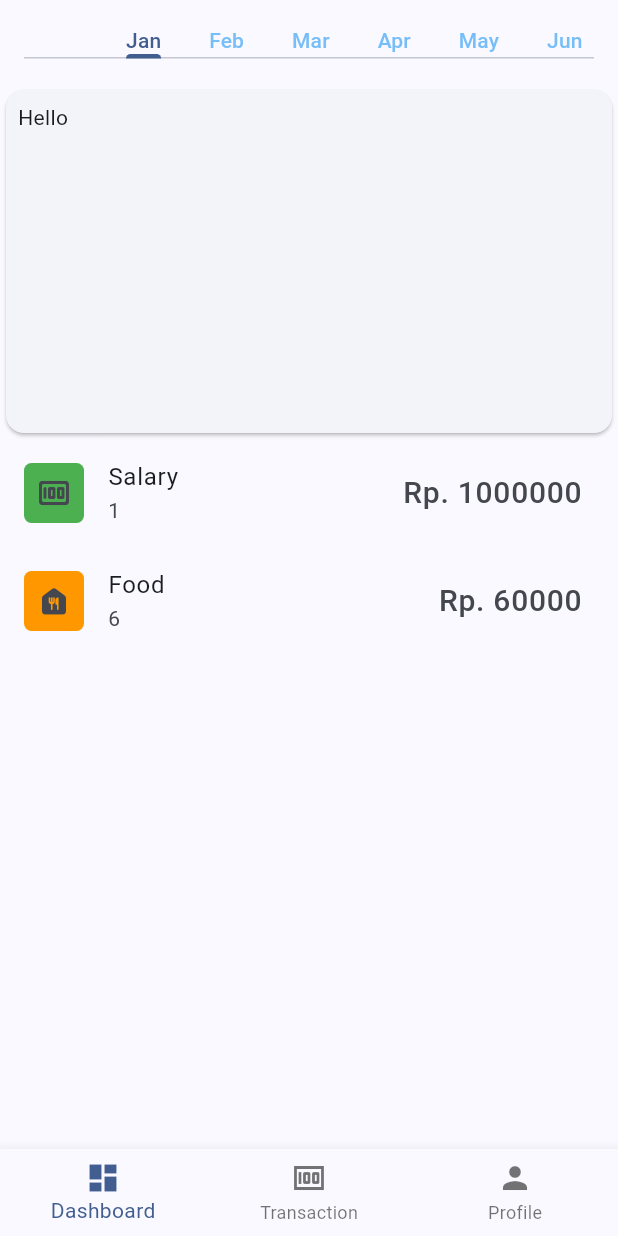
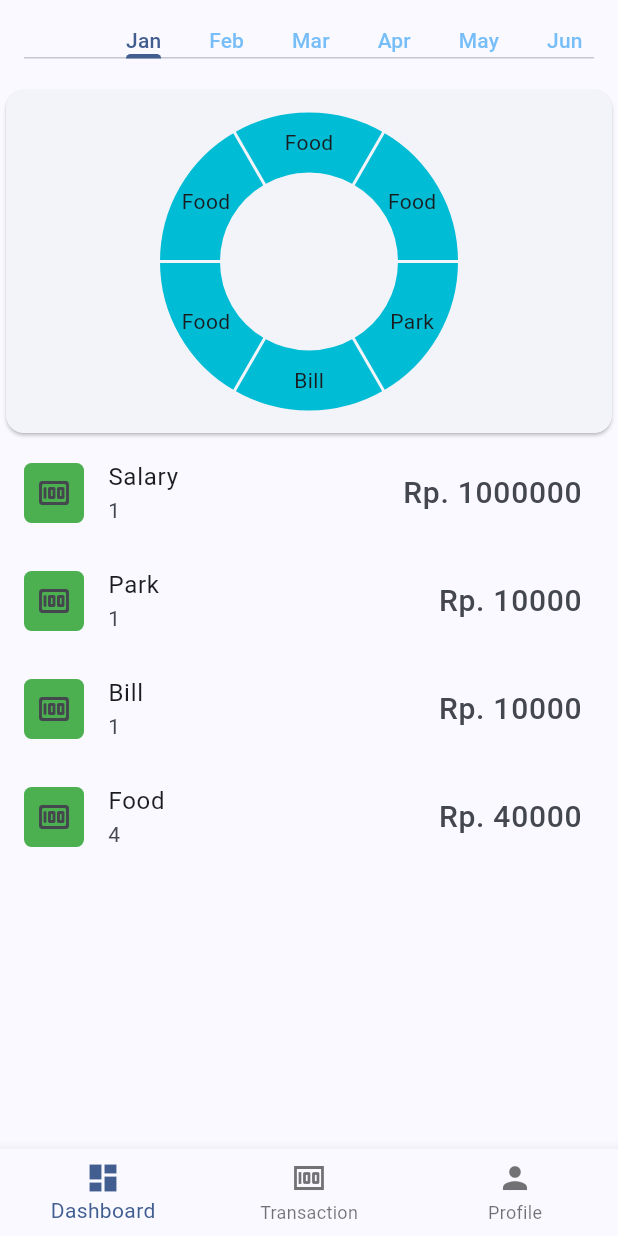
Before and after one commit to realino98/flutter_expense_tracker, a Flutter app: the screen it shows after launch, on a phone screen of 412 x 824 dp. Run offline on Flutter 3.47's test engine with Material 2 defaults, Android fonts, the phone set to English and light mode, and no system bars; drawn by our look-alikes of fl_chart.

Commit message:
- Added List of Category

```diff
--- /dev/null
+++ b/lib/models/category_model.dart
@@ -0,0 +1,16 @@
+import 'package:flutter/material.dart';
+
+class Category {
+  final Icon icon;
+  final Color color;
+  final String categoryName;
+  final int itemTotal;
+  final int total;
+
+  Category(
+      {required this.icon,
+      required this.color,
+      required this.categoryName,
+      required this.itemTotal,
+      required this.total});
+}
--- a/lib/provider/transactionProvider.dart
+++ b/lib/provider/transactionProvider.dart
@@ -1,4 +1,6 @@
+import 'package:flutter/material.dart';
 import 'package:flutter/widgets.dart';
+import 'package:flutter_expense_tracker/models/category_model.dart';
 import 'package:flutter_expense_tracker/models/transaction_model.dart';
 import 'package:intl/intl.dart';
 
@@ -6,6 +8,7 @@ class TransactionManager extends ChangeNotifier {
   var formatter = NumberFormat('#,###');
   int _cardSelected = 1;
   DateTime _currentDate = DateTime.now();
+  List<Category> _categories = [];
   final List<Transaction> _transactions = <Transaction>[
     Transaction(
         amount: 1000000,
@@ -16,13 +19,13 @@ class TransactionManager extends ChangeNotifier {
     Transaction(
         amount: 10000,
         isIncome: true,
-        needs: "Food",
+        needs: "Park",
         source: 1,
         dateTime: DateTime.now()),
     Transaction(
         amount: 10000,
         isIncome: true,
-        needs: "Food",
+        needs: "Bill",
         source: 1,
         dateTime: DateTime.now()),
     Transaction(
@@ -50,13 +53,39 @@ class TransactionManager extends ChangeNotifier {
         source: 0,
         dateTime: DateTime.now()),
   ];
-
+  List<Category> get categoriesList => fetchCategories();
+  List<Category> get categories => _categories;
   List<Transaction> get transactions => List.unmodifiable(_transactions);
   List<Transaction> get transactionsFiltered => _transactions
       .where((element) => element.source == _cardSelected)
       .toList();
   int get cardSelected => _cardSelected;
   int get currentMonth => int.parse(DateFormat("mm").format(_currentDate));
+
+  List<Category> fetchCategories() {
+    List<String> _categoriesTemp = [];
+    for (int i = 0; i < _transactions.length; i++) {
+      if (!_categoriesTemp.contains(_transactions[i].needs))
+        _categoriesTemp.add(_transactions[i].needs);
+    }
+    print(_categoriesTemp);
+    _categories.clear();
+    for (var cat in _categoriesTemp) {
+      _categories.add(Category(
+          categoryName: cat,
+          color: Colors.green,
+          icon: Icon(Icons.money),
+          itemTotal: _transactions
+              .where((element) => element.needs == cat)
+              .toList()
+              .length,
+          total: countTotal(_transactions
+              .where((element) => element.needs == cat)
+              .toList())));
+    }
+    // print(_categories.length);
+    return _categories;
+  }
 
   void addTransaction(Transaction transaction) {
     _transactions.add(transaction);
--- a/lib/screens/dashboard_screen.dart
+++ b/lib/screens/dashboard_screen.dart
@@ -1,3 +1,4 @@
+import 'package:fl_chart/fl_chart.dart';
 import 'package:flutter/material.dart';
 import 'package:flutter_expense_tracker/models/transaction_model.dart';
 import 'package:flutter_expense_tracker/provider/transactionProvider.dart';
@@ -30,6 +31,7 @@ class _DashboardScreenState extends State<DashboardScreen> {
   Widget build(BuildContext context) {
     var maxWidth = MediaQuery.of(context).size.width;
     return Consumer<TransactionManager>(builder: (context, value, child) {
+      value.fetchCategories();
       print(value.currentMonth);
       return DefaultTabController(
         length: 12,
@@ -50,21 +52,53 @@ class _DashboardScreenState extends State<DashboardScreen> {
                   child: Container(
                     width: maxWidth,
                     child: Padding(
-                      padding: const EdgeInsets.all(8.0),
-                      child: Text("Hello"),
+                      padding: const EdgeInsets.symmetric(vertical: 15),
+                      child: Center(
+                        child: PieChart(
+                          PieChartData(
+                            sections: [
+                              for (int x = 1;
+                                  x < value.transactions.length;
+                                  x++) ...[
+                                PieChartSectionData(
+                                    value:
+                                        value.transactions[x].amount.toDouble(),
+                                    title: value.transactions[x].needs)
+                              ],
+                            ],
+                            centerSpaceRadius: double.infinity,
+                            // read about it in the PieChartData section
+                          ),
+                          swapAnimationDuration:
+                              Duration(milliseconds: 150), // Optional
+                          swapAnimationCurve: Curves.linear, // Optional
+                        ),
+                      ),
                     ),
                   ),
                 ),
               ),
               Expanded(
                 flex: 4,
-                child: ListView(
-                  children: [
-                    _buildCategoryListTile(value, "Salary",
-                        Icon(Icons.money_rounded), Colors.green),
-                    _buildCategoryListTile(value, "Food",
-                        Icon(Icons.food_bank_rounded), Colors.orange),
-                  ],
+                // child: ListView(
+                //   children: [
+                //     _buildCategoryListTile(value, "Salary",
+                //         Icon(Icons.money_rounded), Colors.green),
+                //     _buildCategoryListTile(value, "Food",
+                //         Icon(Icons.food_bank_rounded), Colors.orange),
+                //   ],
+                // ),
+                child: ListView.builder(
+                  itemCount: value.categoriesList.length,
+                  itemBuilder: (context, index) {
+                    var val = value.categoriesList[index];
+                    return _buildCategoryListTile(
+                        val.categoryName,
+                        Icon(Icons.money_rounded),
+                        Colors.green,
+                        val.itemTotal,
+                        val.total);
+                  },
                 ),
               ),
             ],
@@ -75,10 +109,7 @@ class _DashboardScreenState extends State<DashboardScreen> {
   }
 
   _buildCategoryListTile(
-      TransactionManager value, String category, Icon icon, Color color) {
-    List<Transaction> val = value.transactions
-        .where((element) => element.needs == category)
-        .toList();
+      String category, Icon icon, Color color, int itemTotal, int total) {
     return ListTile(
       leading: ClipRRect(
         borderRadius: BorderRadius.circular(5),
@@ -91,9 +122,9 @@ class _DashboardScreenState extends State<DashboardScreen> {
         ),
       ),
       title: Text(category),
-      subtitle: Text("${val.length}"),
+      subtitle: Text("${itemTotal}"),
       trailing: Text(
-        "Rp. ${value.countTotal(val)}",
+        "Rp. ${total}",
         style: TextStyle(fontSize: 20),
       ),
     );
--- a/pubspec.yaml
+++ b/pubspec.yaml
@@ -39,6 +39,7 @@ dependencies:
   provider: ^6.0.5
   intl: ^0.18.1
   syncfusion_flutter_charts: ^23.1.38
+  fl_chart: ^0.63.0
 
 dev_dependencies:
   flutter_test:
```
Also changed, not shown: pubspec.lock.
